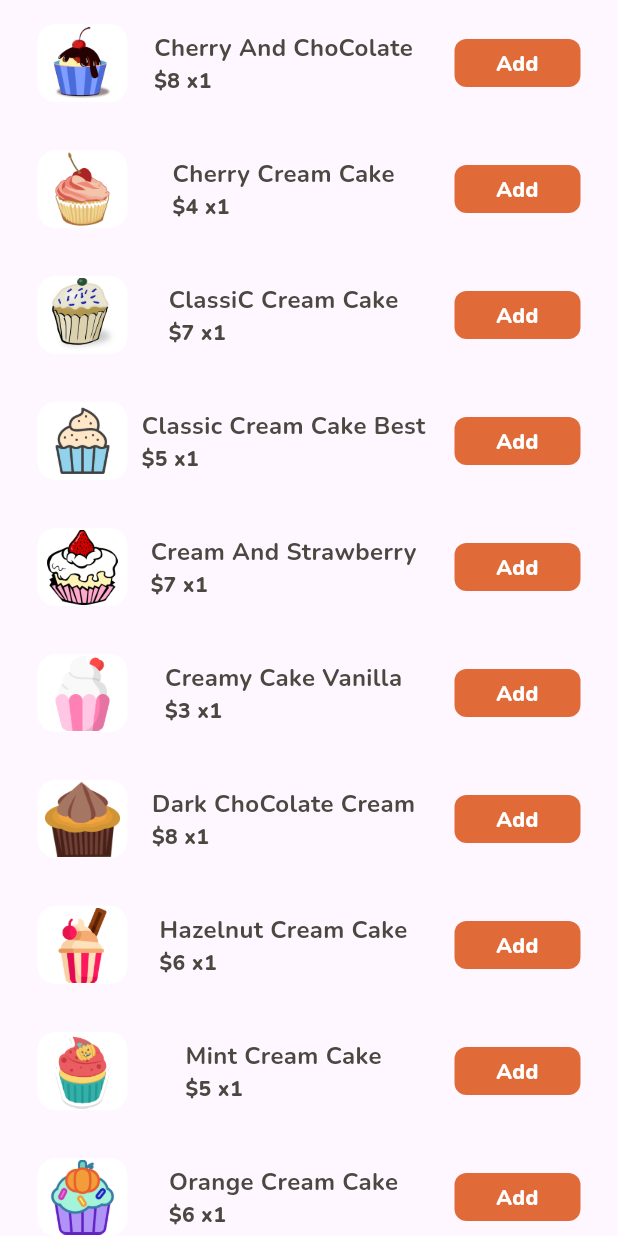
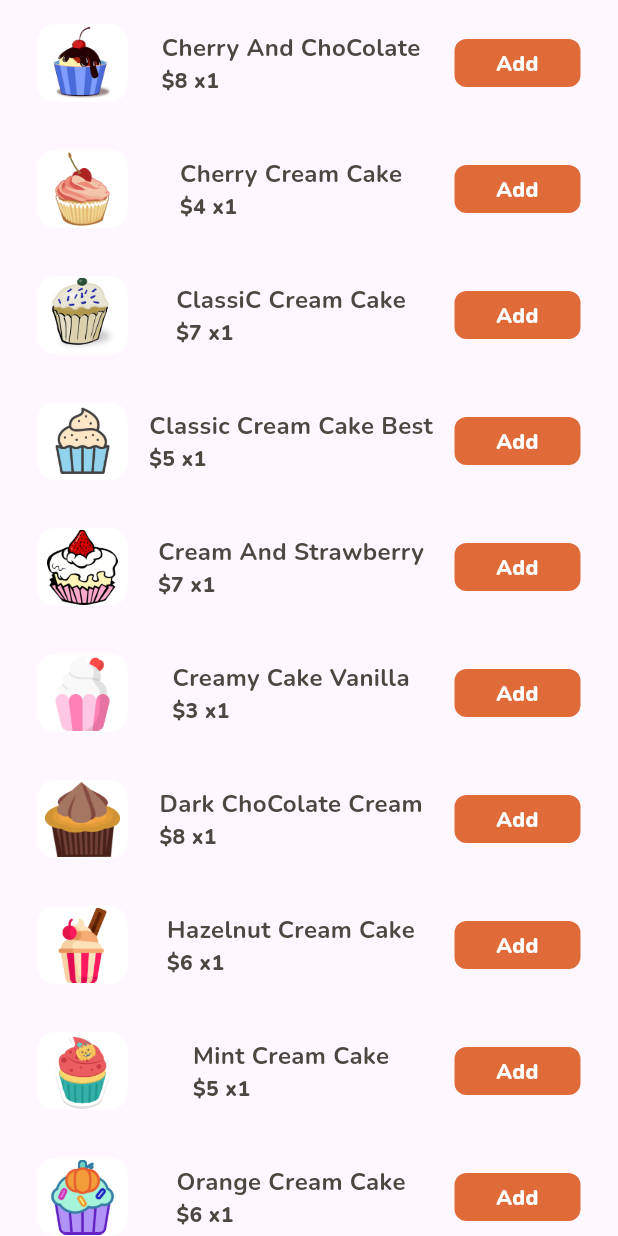
Before and after one commit to Mahmoud-ElShorbagy/candy_buy, a Flutter app: the CakePageView widget shown alone on an empty page, opened directly, on a phone screen of 412 x 824 dp. Run offline on Flutter 3.47's test engine with Material 3 defaults, Android fonts, the phone set to English and light mode, and no system bars; our stand-ins replace cloud_firestore, firebase_auth, firebase_core, flutter_bloc, flutter_svg; accounts and stored records are empty.

Commit message:
edit margin

```diff
--- a/lib/views/view_candy/cake_page/cake_page.dart
+++ b/lib/views/view_candy/cake_page/cake_page.dart
@@ -49,7 +49,7 @@
                       width: product.width,
                       height: product.height),
                   ProductDetails(
-                      margin: const EdgeInsets.only(right: 10),
+                      margin: EdgeInsets.zero,
                       title: product.name,
                       price: product.price),
                   BlocListener<ProductCubit, ProductState>(
```
